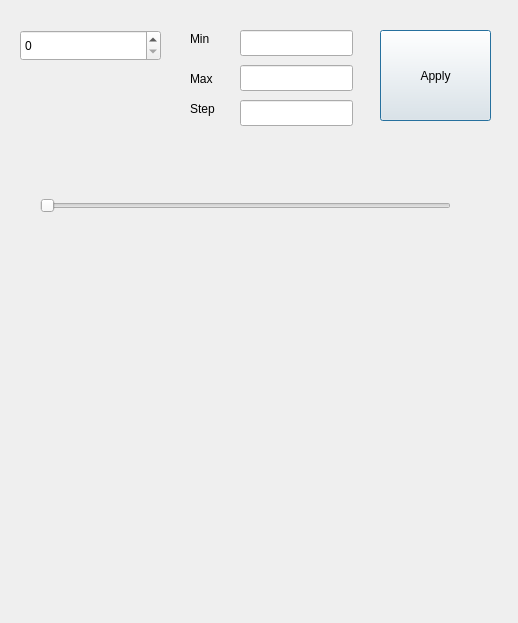
This is 09-image.ui in woolimi/pyqt-calculator as Qt 5 draws it before an edit. The edited form follows.
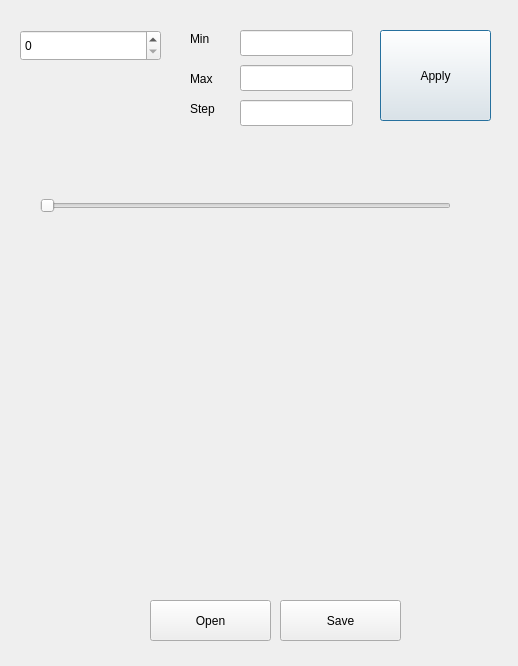
This is the edited form.

Commit message: save, open for image

Diff of the .ui file:
```diff
--- a/09-image.ui
+++ b/09-image.ui
@@ -7,7 +7,7 @@
     <x>0</x>
     <y>0</y>
     <width>518</width>
-    <height>623</height>
+    <height>666</height>
    </rect>
   </property>
   <property name="windowTitle">
@@ -157,6 +157,32 @@
     <string/>
    </property>
   </widget>
+  <widget class="QPushButton" name="btnSave">
+   <property name="geometry">
+    <rect>
+     <x>280</x>
+     <y>600</y>
+     <width>121</width>
+     <height>41</height>
+    </rect>
+   </property>
+   <property name="text">
+    <string>Save</string>
+   </property>
+  </widget>
+  <widget class="QPushButton" name="btnOpen">
+   <property name="geometry">
+    <rect>
+     <x>150</x>
+     <y>600</y>
+     <width>121</width>
+     <height>41</height>
+    </rect>
+   </property>
+   <property name="text">
+    <string>Open</string>
+   </property>
+  </widget>
  </widget>
  <resources/>
  <connections/>
```
The commit also changes 1 other file.
